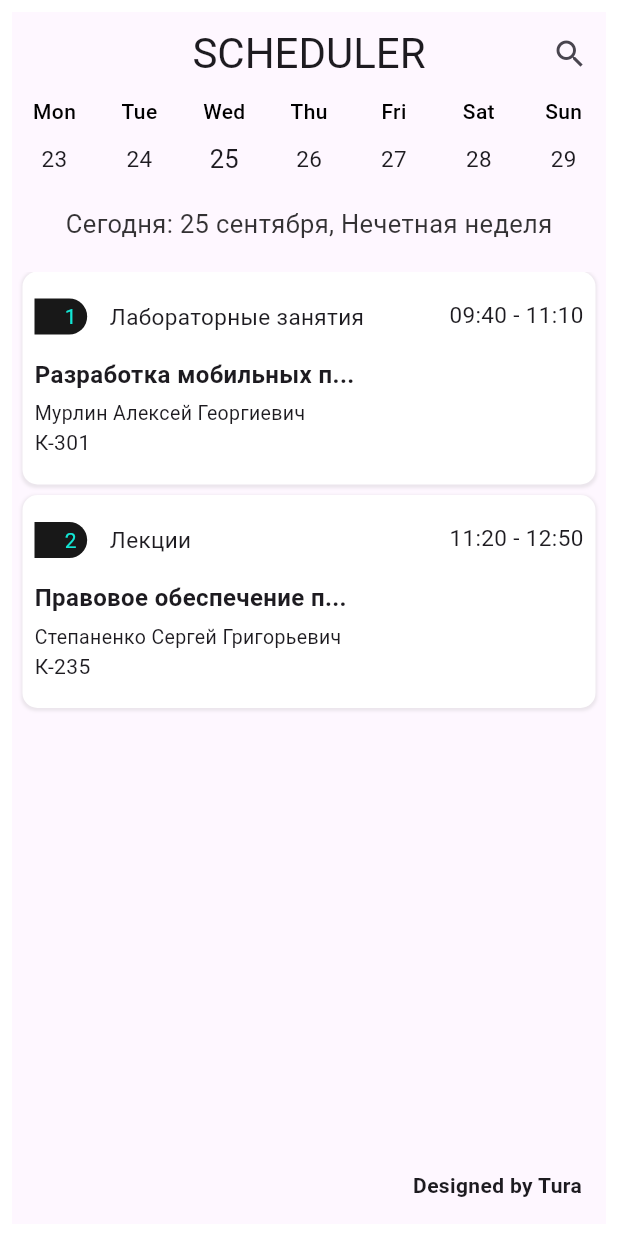
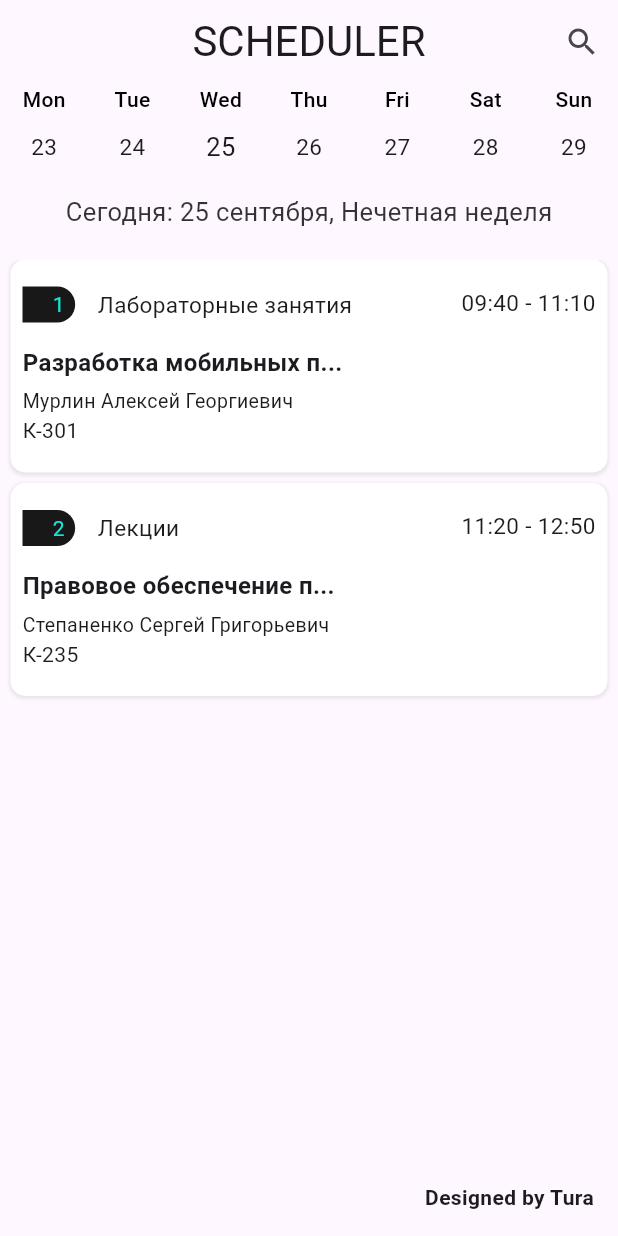
Before and after one commit to Tuuraa/Scheduler, a Flutter app: the screen it shows after launch, on a phone screen of 412 x 824 dp. Run offline on Flutter 3.47's test engine with Material 3 defaults, Android fonts, the light colour scheme and no system bars; drawn by our look-alikes of table_calendar; our stand-ins replace dropdown_button2, google_fonts; Roboto replaces fonts that are missing (Acme).

```diff
--- a/shedule_app/lib/main.dart
+++ b/shedule_app/lib/main.dart
@@ -24,10 +24,7 @@ class MyApp extends StatelessWidget {
         Locale('en', '')
       ],
       debugShowCheckedModeBanner: false,
-      home: Padding(
-        padding: EdgeInsets.all(8.0),
-        child: LaunchApp(),
-      ),
+      home: LaunchApp(),
     );
   }
 }
```
Also changed, not shown: shedule_app/pubspec.yaml (+13 -206 lines), shedule_app/pubspec.lock, 30 other files.
